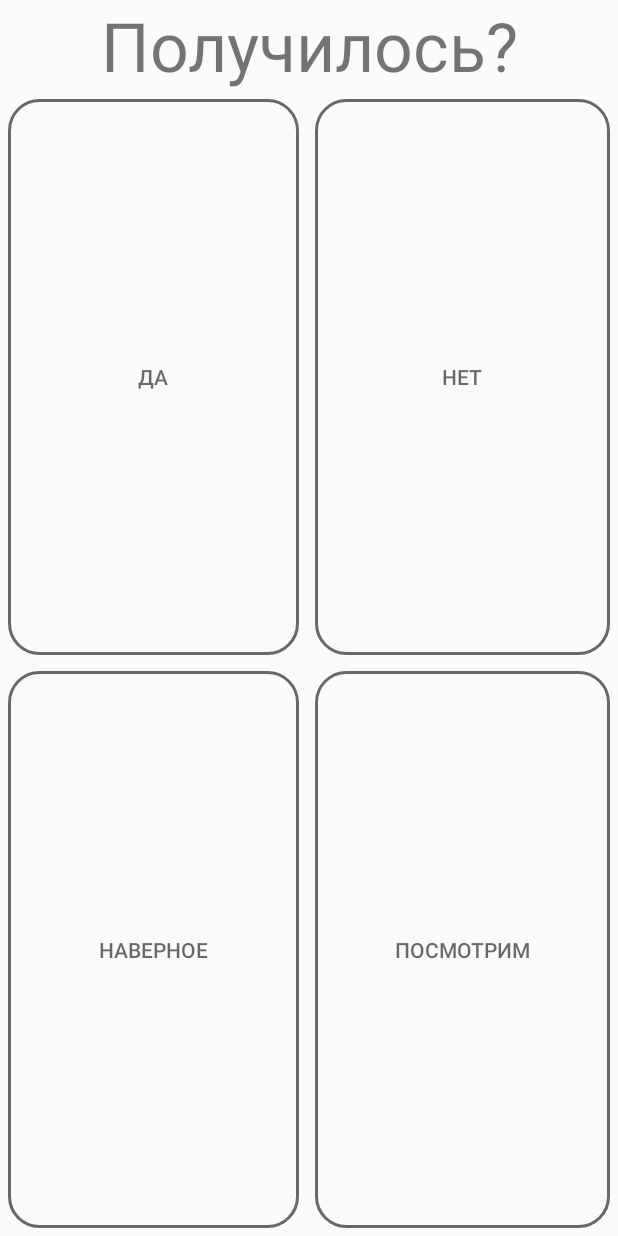
After one commit to SERgey1312/androidQuiz, an Android app: the GameStart screen opened directly, with no data from a screen before it, on a phone screen of 412 x 824 dp. The commit adds this screen. Run offline under Robolectric (Android 15) with nearby library versions, the phone set to English and light mode, and no system bars.

Commit message:
sqlite connect done, question class done, start_layout done, theme and diff_lvl done

```diff
--- /dev/null
+++ b/app/src/main/java/serega/apps/magicquiz/DBHelper.java
@@ -0,0 +1,96 @@
+package serega.apps.magicquiz;
+
+import android.content.ContentValues;
+import android.content.Context;
+import android.database.Cursor;
+import android.database.sqlite.SQLiteDatabase;
+import android.database.sqlite.SQLiteOpenHelper;
+
+import androidx.annotation.Nullable;
+
+import java.util.ArrayList;
+
+public class DBHelper extends SQLiteOpenHelper {
+
+    private SQLiteDatabase db;
+
+    public static final int DATABASE_VERSION = 6;
+    public static final String DATABASE_NAME = "magic_quiz";
+    public static final String QUESTION_TABLE = "questions";
+
+
+    public static final String QUESTION_ID = "_ID";
+    public static final String QUESTION_BODY = "question_body";
+    public static final String QUESTION_THEME = "question_theme";
+    public static final String ANS1 = "ans1";
+    public static final String ANS2 = "ans2";
+    public static final String ANS3 = "ans3";
+    public static final String ANS4 = "ans4";
+    public static final String TRUE_ANS = "true_ans";
+
+    public DBHelper(@Nullable Context context) {
+        super(context, DATABASE_NAME, null, DATABASE_VERSION);
+    }
+
+    @Override
+    public void onCreate(SQLiteDatabase db) {
+        this.db = db;
+        final String QUESTIONS = "create table " +
+                QUESTION_TABLE + "(" +
+                QUESTION_ID + " INTEGER PRIMARY KEY AUTOINCREMENT, " +
+                QUESTION_BODY + " TEXT, " +
+                QUESTION_THEME + " TEXT, " +
+                ANS1 + " TEXT, " +
+                ANS2 + " TEXT, " +
+                ANS3 + " TEXT, " +
+                ANS4 + " TEXT, " +
+                TRUE_ANS + " TEXT" + ")";
+        db.execSQL(QUESTIONS);
+        fillQuestionTable();
+    }
+
+    @Override
+    public void onUpgrade(SQLiteDatabase db, int oldVersion, int newVersion) {
+        db.execSQL("drop table if exists " + QUESTION_TABLE);
+        onCreate(db);
+    }
+
+    private void fillQuestionTable() {
+        Question q1 = new Question("Получилось?", "ДА", "НЕТ", "Наверное", "Посмотрим", "ДА", "nature");
+        insertQuestion(q1);
+    }
+
+    private void insertQuestion(Question question) {
+        ContentValues cv = new ContentValues();
+        cv.put(QUESTION_BODY, question.getQuestion());
+        cv.put(QUESTION_THEME, question.getCategory());
+        cv.put(ANS1, question.getAns1());
+        cv.put(ANS2, question.getAns2());
+        cv.put(ANS3, question.getAns3());
+        cv.put(ANS4, question.getAns4());
+        cv.put(TRUE_ANS, question.getTrueAns());
+        db.insert(QUESTION_TABLE, null, cv);
+    }
+
+    public ArrayList<Question> getQuestionList(){
+        ArrayList<Question> questionList = new ArrayList<>();
+        db = getReadableDatabase();
+        Cursor cursor = db.rawQuery("select * from " + QUESTION_TABLE, null);
+        if (cursor.moveToFirst()){
+            do {
+                Question question = new Question();
+                question.setId(cursor.getInt(cursor.getColumnIndex(QUESTION_ID)));
+                question.setQuestion(cursor.getString(cursor.getColumnIndex(QUESTION_BODY)));
+                question.setCategory(cursor.getString(cursor.getColumnIndex(QUESTION_THEME)));
+                question.setAns1(cursor.getString(cursor.getColumnIndex(ANS1)));
+                question.setAns2(cursor.getString(cursor.getColumnIndex(ANS2)));
+                question.setAns3(cursor.getString(cursor.getColumnIndex(ANS3)));
+                question.setAns4(cursor.getString(cursor.getColumnIndex(ANS4)));
+                question.setTrueAns(cursor.getString(cursor.getColumnIndex(TRUE_ANS)));
+                questionList.add(question);
+            } while (cursor.moveToNext());
+        }
+        cursor.close();
+        return questionList;
+    }
+}
--- /dev/null
+++ b/app/src/main/java/serega/apps/magicquiz/GameStart.java
@@ -0,0 +1,66 @@
+package serega.apps.magicquiz;
+
+
+import android.content.ContentValues;
+import android.content.Intent;
+import android.database.Cursor;
+import android.database.sqlite.SQLiteDatabase;
+import android.os.Bundle;
+import android.view.View;
+import android.view.Window;
+import android.view.WindowManager;
+import android.widget.Button;
+import android.widget.TextView;
+
+import androidx.appcompat.app.AppCompatActivity;
+
+import java.lang.reflect.Array;
+import java.util.ArrayList;
+import java.util.HashMap;
+import java.util.Map;
+
+public class GameStart extends AppCompatActivity implements View.OnClickListener {
+
+    DBHelper dbHelper;
+    ArrayList<Question> allQuestions;
+
+    @Override
+    protected void onCreate(Bundle savedInstanceState) {
+        super.onCreate(savedInstanceState);
+        setContentView(R.layout.activity_startquiz_final);
+
+        Window window = getWindow();
+        window.setFlags(WindowManager.LayoutParams.FLAG_FULLSCREEN, WindowManager.LayoutParams.FLAG_FULLSCREEN);
+
+        TextView questionFromDb = findViewById(R.id.questionFromDb);
+
+        Button ans1 = findViewById(R.id.a1);
+        Button ans2 = findViewById(R.id.a2);
+        Button ans3 = findViewById(R.id.a3);
+        Button ans4 = findViewById(R.id.a4);
+
+        dbHelper = new DBHelper(this);
+        SQLiteDatabase database = dbHelper.getWritableDatabase();
+        ContentValues contentValues = new ContentValues();
+
+        allQuestions = dbHelper.getQuestionList();
+        questionFromDb.setText(allQuestions.get(0).getQuestion());
+        ans1.setText(allQuestions.get(0).getAns1());
+        ans2.setText(allQuestions.get(0).getAns2());
+        ans3.setText(allQuestions.get(0).getAns3());
+        ans4.setText(allQuestions.get(0).getAns4());
+
+    }
+    //system btn back
+    @Override
+    public void onBackPressed(){
+        Intent intent = new Intent(GameStart.this, GameThems.class);
+        startActivity(intent);
+        finish();
+    }
+    //system btn back (end)
+    @Override
+    public void onClick(View v) {
+
+    }
+}
--- /dev/null
+++ b/app/src/main/java/serega/apps/magicquiz/Question.java
@@ -0,0 +1,133 @@
+package serega.apps.magicquiz;
+
+import android.os.Parcel;
+import android.os.Parcelable;
+
+public class Question implements Parcelable {
+
+    private int id;
+    private String question;
+    private String ans1;
+    private String ans2;
+    private String ans3;
+    private String ans4;
+    private String trueAns;
+    private String category;
+
+    public Question() {
+    }
+
+    public Question(String question, String ans1, String ans2, String ans3, String ans4, String trueAns, String category) {
+        this.question = question;
+        this.ans1 = ans1;
+        this.ans2 = ans2;
+        this.ans3 = ans3;
+        this.ans4 = ans4;
+        this.trueAns = trueAns;
+        this.category = category;
+    }
+
+    protected Question(Parcel in) {
+        id = in.readInt();
+        question = in.readString();
+        ans1 = in.readString();
+        ans2 = in.readString();
+        ans3 = in.readString();
+        ans4 = in.readString();
+        trueAns = in.readString();
+        category = in.readString();
+    }
+
+    public static final Creator<Question> CREATOR = new Creator<Question>() {
+        @Override
+        public Question createFromParcel(Parcel in) {
+            return new Question(in);
+        }
+
+        @Override
+        public Question[] newArray(int size) {
+            return new Question[size];
+        }
+    };
+
+    @Override
+    public int describeContents() {
+        return 0;
+    }
+
+    @Override
+    public void writeToParcel(Parcel dest, int flags) {
+        dest.writeInt(id);
+        dest.writeString(question);
+        dest.writeString(ans1);
+        dest.writeString(ans2);
+        dest.writeString(ans3);
+        dest.writeString(ans4);
+        dest.writeString(trueAns);
+        dest.writeString(category);
+    }
+
+    public int getId() {
+        return id;
+    }
+
+    public void setId(int id) {
+        this.id = id;
+    }
+
+    public String getQuestion() {
+        return question;
+    }
+
+    public void setQuestion(String question) {
+        this.question = question;
+    }
+
+    public String getAns1() {
+        return ans1;
+    }
+
+    public void setAns1(String ans1) {
+        this.ans1 = ans1;
+    }
+
+    public String getAns2() {
+        return ans2;
+    }
+
+    public void setAns2(String ans2) {
+        this.ans2 = ans2;
+    }
+
+    public String getAns3() {
+        return ans3;
+    }
+
+    public void setAns3(String ans3) {
+        this.ans3 = ans3;
+    }
+
+    public String getAns4() {
+        return ans4;
+    }
+
+    public void setAns4(String ans4) {
+        this.ans4 = ans4;
+    }
+
+    public String getTrueAns() {
+        return trueAns;
+    }
+
+    public void setTrueAns(String trueAns) {
+        this.trueAns = trueAns;
+    }
+
+    public String getCategory() {
+        return category;
+    }
+
+    public void setCategory(String category) {
+        this.category = category;
+    }
+}
--- /dev/null
+++ b/app/src/main/res/layout/activity_startquiz_final.xml
@@ -0,0 +1,83 @@
+<?xml version="1.0" encoding="utf-8"?>
+<RelativeLayout xmlns:android="http://schemas.android.com/apk/res/android"
+    xmlns:app="http://schemas.android.com/apk/res-auto"
+    xmlns:tools="http://schemas.android.com/tools"
+    android:layout_width="match_parent"
+    android:layout_height="match_parent"
+    tools:context=".MainActivity">
+
+    <LinearLayout
+        android:id="@+id/startLayout"
+        android:layout_width="match_parent"
+        android:layout_height="match_parent"
+        android:layout_centerHorizontal="true"
+        android:orientation="vertical">
+
+        <TextView
+            android:id="@+id/questionFromDb"
+            android:layout_width="match_parent"
+            android:layout_height="wrap_content"
+            android:gravity="center"
+            android:text="question"
+            android:textSize="45sp"
+            />
+
+        <GridLayout
+            android:id="@+id/grid"
+            android:layout_width="match_parent"
+            android:layout_height="fill_parent"
+            android:columnCount="2"
+            android:rowCount="2"
+            android:orientation="horizontal">
+
+            <Button
+                android:id="@+id/a1"
+                android:layout_width="wrap_content"
+                android:layout_height="wrap_content"
+                android:layout_columnWeight="1"
+                android:layout_rowWeight="1"
+                android:layout_gravity="fill"
+                android:layout_margin="5dp"
+                android:background="@drawable/btn_start"
+                android:text="@string/hard"
+                android:textColor="@color/colorBlack95"
+                />
+
+            <Button
+                android:id="@+id/a2"
+                android:layout_width="wrap_content"
+                android:layout_height="wrap_content"
+                android:layout_columnWeight="1"
+                android:layout_rowWeight="1"
+                android:layout_gravity="fill"
+                android:layout_margin="5dp"
+                android:background="@drawable/btn_start"
+                android:text="@string/hard"
+                android:textColor="@color/colorBlack95" />
+
+            <Button
+                android:id="@+id/a3"
+                android:layout_width="wrap_content"
+                android:layout_height="wrap_content"
+                android:layout_columnWeight="1"
+                android:layout_rowWeight="1"
+                android:layout_gravity="fill"
+                android:layout_margin="5dp"
+                android:background="@drawable/btn_start"
+                android:text="@string/hard"
+                android:textColor="@color/colorBlack95" />
+
+            <Button
+                android:id="@+id/a4"
+                android:layout_width="wrap_content"
+                android:layout_height="wrap_content"
+                android:layout_columnWeight="1"
+                android:layout_rowWeight="1"
+                android:layout_gravity="fill"
+                android:layout_margin="5dp"
+                android:background="@drawable/btn_start"
+                android:text="@string/hard"
+                android:textColor="@color/colorBlack95" />
+        </GridLayout>
+    </LinearLayout>
+</RelativeLayout>
--- a/app/src/main/res/values/strings.xml
+++ b/app/src/main/res/values/strings.xml
@@ -8,4 +8,9 @@
     <string name="History">История</string>
     <string name="mathematics">Математика</string>
     <string name="choose_thems">Выберите тему викторины</string>
+    <string name="simple">Легко</string>
+    <string name="simple2">Лёгкий</string>
+    <string name="middle">Средний</string>
+    <string name="hard">Сложный</string>
+    <string name="levels">Выберите уровень сложности</string>
 </resources>
```
Also changed, not shown: app/src/main/AndroidManifest.xml (+12 -0 lines), app/src/main/java/serega/apps/magicquiz/GameLevels.java (added, +78 -0 lines), app/src/main/java/serega/apps/magicquiz/GameThems.java (+73 -0 lines), app/src/main/res/layout/activity_startquiz.xml (added, +88 -0 lines).
